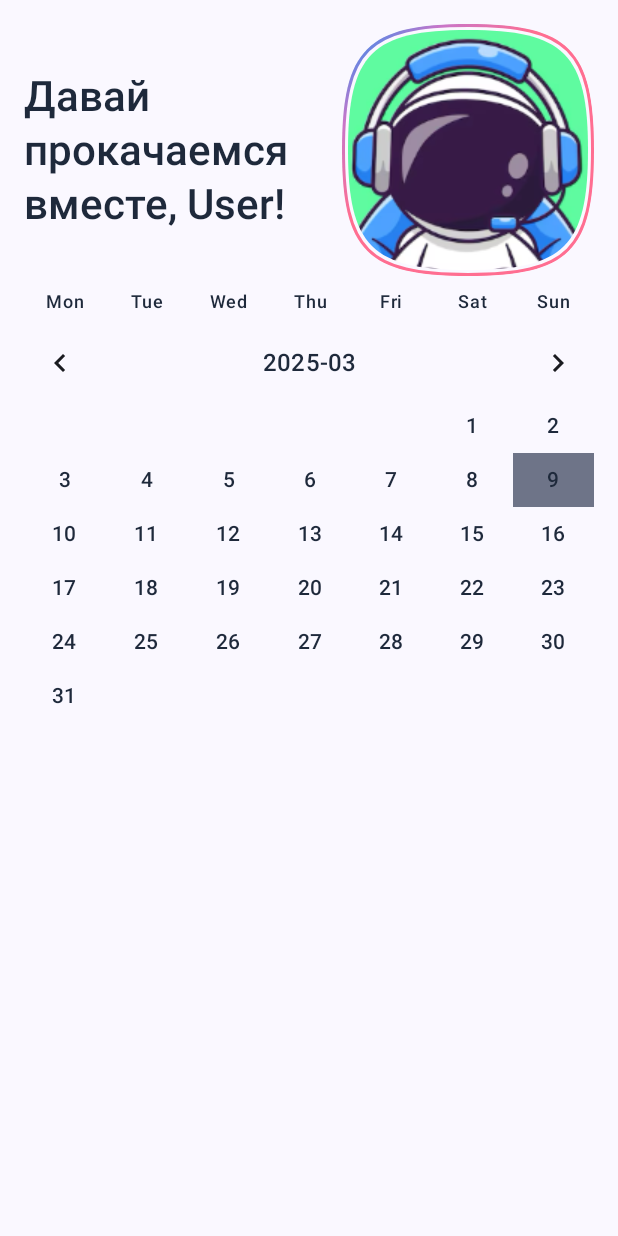
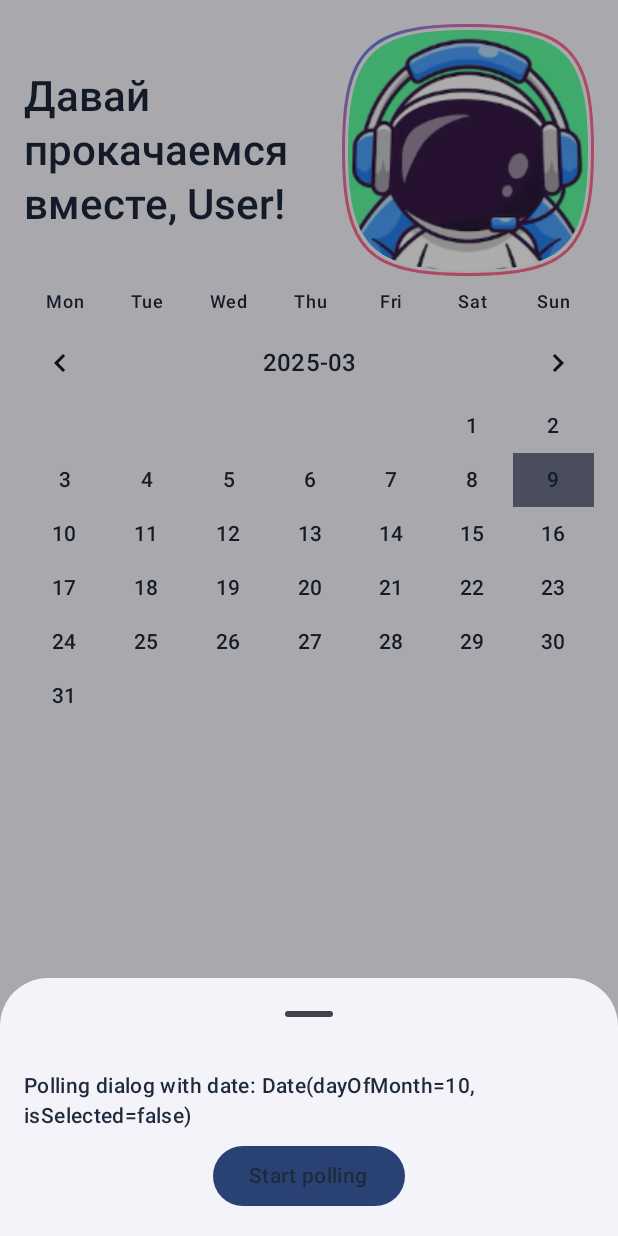
Before and after one commit to EvgenySamarin/SquadPlay, an Android app built with Jetpack Compose: the screen it shows after launch (MainActivity), after a tap on "10", on a phone screen of 412 x 824 dp. Run offline under Robolectric (Android 15) with nearby library versions, the phone set to English and light mode, and no system bars; our stand-ins replace window size class.

Commit message:
3 implement base polling layout
Signed-off-by: evgeny.samarin <evgeny.samarin@lenta.com>

```diff
--- a/app/src/main/kotlin/com/eysamarin/squadplay/SquadPlayApp.kt
+++ b/app/src/main/kotlin/com/eysamarin/squadplay/SquadPlayApp.kt
@@ -2,6 +2,7 @@
 
 package com.eysamarin.squadplay
 
+import androidx.compose.material3.ExperimentalMaterial3Api
 import androidx.compose.material3.windowsizeclass.WindowSizeClass
 import androidx.compose.runtime.Composable
 import androidx.compose.runtime.getValue
@@ -10,8 +11,8 @@ import androidx.navigation.compose.NavHost
 import androidx.navigation.compose.composable
 import androidx.navigation.compose.rememberNavController
 import com.eysamarin.squadplay.models.MainScreenAction
+import com.eysamarin.squadplay.screens.main_screen.MainScreen
 import com.eysamarin.squadplay.screens.main_screen.MainScreenViewModel
-import com.eysamarin.squadplay.screens.main_screen.MainScreen
 import org.koin.androidx.compose.koinViewModel
 
 /**
@@ -20,6 +21,7 @@ import org.koin.androidx.compose.koinViewModel
  * WindowsSize class is no single way to support adaptivity, you also can use the DisplayFeatures
  * from accompanist library
  */
+@OptIn(ExperimentalMaterial3Api::class)
 @Composable
 fun SquadPlayApp(windowSize: WindowSizeClass) {
 
@@ -28,24 +30,31 @@ fun SquadPlayApp(windowSize: WindowSizeClass) {
         composable(Routes.Main.route) {
             val mainScreenViewModel: MainScreenViewModel = koinViewModel()
             val uiState by mainScreenViewModel.uiState.collectAsStateWithLifecycle()
+            val pollingDialogState by mainScreenViewModel.pollingDialogState.collectAsStateWithLifecycle()
+
             MainScreen(
                 state = uiState,
+                pollingDialogState = pollingDialogState,
                 windowSize = windowSize,
                 onAction = {
-                    when (it) {
-                        is MainScreenAction.OnDateTap -> mainScreenViewModel.onDateTap(it.date)
-                        is MainScreenAction.OnNextMonthTap -> mainScreenViewModel
-                            .onNextMonthTap(it.yearMonth)
-
-                        is MainScreenAction.OnPrevMonthTap -> mainScreenViewModel
-                            .onPreviousMonthTap(it.yearMonth)
-                    }
+                    handleMainScreenAction(action = it, viewModel = mainScreenViewModel)
                 }
             )
         }
     }
 }
 
+private fun handleMainScreenAction(
+    action: MainScreenAction,
+    viewModel: MainScreenViewModel,
+) = when (action) {
+    is MainScreenAction.OnDateTap -> viewModel.onDateTap(action.date)
+    is MainScreenAction.OnNextMonthTap -> viewModel.onNextMonthTap(action.yearMonth)
+    is MainScreenAction.OnPrevMonthTap -> viewModel.onPreviousMonthTap(action.yearMonth)
+    MainScreenAction.OnDismissPolingDialog -> viewModel.dismissPolingDialog()
+    MainScreenAction.OnPollingStartTap -> viewModel.onPollingStartTap()
+}
+
 
 sealed class Routes(val route: String) {
     data object Main : Routes(route = "Main")
--- a/app/src/main/kotlin/com/eysamarin/squadplay/screens/main_screen/MainScreen.kt
+++ b/app/src/main/kotlin/com/eysamarin/squadplay/screens/main_screen/MainScreen.kt
@@ -11,8 +11,10 @@ import androidx.compose.foundation.layout.fillMaxWidth
 import androidx.compose.foundation.layout.padding
 import androidx.compose.foundation.lazy.grid.GridCells
 import androidx.compose.foundation.lazy.grid.LazyVerticalGrid
+import androidx.compose.material3.Button
 import androidx.compose.material3.ExperimentalMaterial3Api
 import androidx.compose.material3.Icon
+import androidx.compose.material3.ModalBottomSheet
 import androidx.compose.material3.Scaffold
 import androidx.compose.material3.Text
 import androidx.compose.material3.windowsizeclass.WindowHeightSizeClass
@@ -31,6 +33,7 @@ import com.eysamarin.squadplay.R
 import com.eysamarin.squadplay.models.MainScreenAction
 import com.eysamarin.squadplay.models.MainScreenUI
 import com.eysamarin.squadplay.models.PREVIEW_MAIN_SCREEN_UI
+import com.eysamarin.squadplay.models.PollingDialogUI
 import com.eysamarin.squadplay.models.UiState
 import com.eysamarin.squadplay.ui.calendar.Calendar
 import com.eysamarin.squadplay.ui.squircle.CornerSmoothing
@@ -40,6 +43,7 @@ import com.eysamarin.squadplay.ui.theme.AvatarBorderGradient2
 import com.eysamarin.squadplay.ui.theme.AvatarBorderGradient3
 import com.eysamarin.squadplay.ui.theme.PrimaryFont
 import com.eysamarin.squadplay.ui.theme.SquadPlayTheme
+import com.eysamarin.squadplay.ui.theme.getAdaptiveBodyByHeight
 import com.eysamarin.squadplay.ui.theme.getAdaptiveHeadlineByHeight
 import com.eysamarin.squadplay.utils.PhonePreview
 import com.eysamarin.squadplay.utils.PreviewUtils.WINDOWS_SIZE_COMPACT
@@ -52,6 +56,7 @@ import com.eysamarin.squadplay.utils.WearPreview
 @Composable
 fun MainScreen(
     state: UiState<MainScreenUI>,
+    pollingDialogState: UiState<PollingDialogUI>,
     windowSize: WindowSizeClass = WINDOWS_SIZE_MEDIUM,
     onAction: (MainScreenAction) -> Unit
 ) {
@@ -75,6 +80,33 @@ fun MainScreen(
             }
         }
     )
+
+
+    if (pollingDialogState is UiState.Normal<PollingDialogUI>) {
+        ModalBottomSheet(onDismissRequest = { onAction(MainScreenAction.OnDismissPolingDialog) }) {
+            Column(
+                modifier = Modifier.padding(16.dp),
+                horizontalAlignment = Alignment.CenterHorizontally,
+                verticalArrangement = Arrangement.spacedBy(8.dp)
+            ) {
+                Text(
+                    text = "Polling dialog with date: ${pollingDialogState.data.selectedDate}",
+                    style = getAdaptiveBodyByHeight(windowSize),
+                    color = PrimaryFont,
+                )
+                Button(
+                    onClick = { onAction(MainScreenAction.OnPollingStartTap) }
+                ) {
+                    Text(
+                        text = "Start polling",
+                        style = getAdaptiveBodyByHeight(windowSize),
+                        color = PrimaryFont,
+                    )
+                }
+            }
+
+        }
+    }
 }
 
 @Composable
@@ -116,7 +148,7 @@ private fun MainScreenExpandedLayout(
             contentPadding = PaddingValues(16.dp),
             verticalArrangement = Arrangement.spacedBy(8.dp),
             horizontalArrangement = Arrangement.spacedBy(8.dp)
-        )  {
+        ) {
             item {
                 Calendar(
                     ui = state.data.calendarUI,
@@ -208,6 +240,7 @@ fun MainScreenTabletPreview() {
     SquadPlayTheme {
         MainScreen(
             state = UiState.Normal(PREVIEW_MAIN_SCREEN_UI),
+            pollingDialogState = UiState.Empty,
             windowSize = WINDOWS_SIZE_EXPANDED,
             onAction = {},
         )
@@ -220,7 +253,7 @@ fun MainScreenPhonePreview() {
     SquadPlayTheme {
         MainScreen(
             state = UiState.Normal(PREVIEW_MAIN_SCREEN_UI),
-            windowSize = WINDOWS_SIZE_MEDIUM,
+            pollingDialogState = UiState.Empty,
             onAction = {},
         )
     }
@@ -232,6 +265,7 @@ fun MainScreenWearPreview() {
     SquadPlayTheme {
         MainScreen(
             state = UiState.Normal(PREVIEW_MAIN_SCREEN_UI),
+            pollingDialogState = UiState.Empty,
             windowSize = WINDOWS_SIZE_COMPACT,
             onAction = {},
         )
--- a/app/src/main/kotlin/com/eysamarin/squadplay/screens/main_screen/MainScreenViewModel.kt
+++ b/app/src/main/kotlin/com/eysamarin/squadplay/screens/main_screen/MainScreenViewModel.kt
@@ -5,6 +5,7 @@ import androidx.lifecycle.ViewModel
 import androidx.lifecycle.viewModelScope
 import com.eysamarin.squadplay.models.CalendarUI
 import com.eysamarin.squadplay.models.MainScreenUI
+import com.eysamarin.squadplay.models.PollingDialogUI
 import com.eysamarin.squadplay.models.UiState
 import kotlinx.coroutines.flow.MutableStateFlow
 import kotlinx.coroutines.flow.asStateFlow
@@ -19,9 +20,11 @@ class MainScreenViewModel : ViewModel() {
     private val _uiState = MutableStateFlow<UiState<MainScreenUI>>(UiState.Loading)
     val uiState = _uiState.asStateFlow()
 
+    private val _pollingDialogState = MutableStateFlow<UiState<PollingDialogUI>>(UiState.Empty)
+    val pollingDialogState = _pollingDialogState.asStateFlow()
+
     private val dataSource by lazy { CalendarDataSource() }
-
-    val daysOfWeek: List<String> by lazy {
+    private val daysOfWeek: List<String> by lazy {
         val daysOfWeek = mutableListOf<String>()
 
         for (dayOfWeek in DayOfWeek.entries) {
@@ -67,8 +70,19 @@ class MainScreenViewModel : ViewModel() {
         updateMainScreenUI(newMainScreenUI)
     }
 
-    fun onDateTap(date: CalendarUI.Date) {
-        Log.d("TAG", "onDateTap: $date")
+    fun onDateTap(date: CalendarUI.Date) = viewModelScope.launch{
+        Log.d("TAG", "onDateTap: $date, showing polling dialog")
+        _pollingDialogState.emit(UiState.Normal(PollingDialogUI(selectedDate = date)))
+    }
+
+    fun dismissPolingDialog() = viewModelScope.launch {
+        Log.d("TAG", "dismissPolingDialog")
+
+        _pollingDialogState.emit(UiState.Empty)
+    }
+
+    fun onPollingStartTap() {
+        Log.d("TAG", "onPollingStartTap")
     }
 
     init {
--- a/models/src/main/kotlin/com/eysamarin/squadplay/models/MainScreenModels.kt
+++ b/models/src/main/kotlin/com/eysamarin/squadplay/models/MainScreenModels.kt
@@ -3,6 +3,8 @@ package com.eysamarin.squadplay.models
 import java.time.YearMonth
 
 sealed interface MainScreenAction {
+    object OnDismissPolingDialog: MainScreenAction
+    object OnPollingStartTap: MainScreenAction
     class OnPrevMonthTap(val yearMonth: YearMonth) : MainScreenAction
     class OnNextMonthTap(val yearMonth: YearMonth) : MainScreenAction
     class OnDateTap(val date: CalendarUI.Date) : MainScreenAction
@@ -27,6 +29,10 @@ data class CalendarUI(
         }
     }
 }
+
+data class PollingDialogUI(
+    val selectedDate: CalendarUI.Date,
+)
 
 val PREVIEW_MAIN_SCREEN_UI = MainScreenUI(
     calendarUI = CalendarUI(
```
